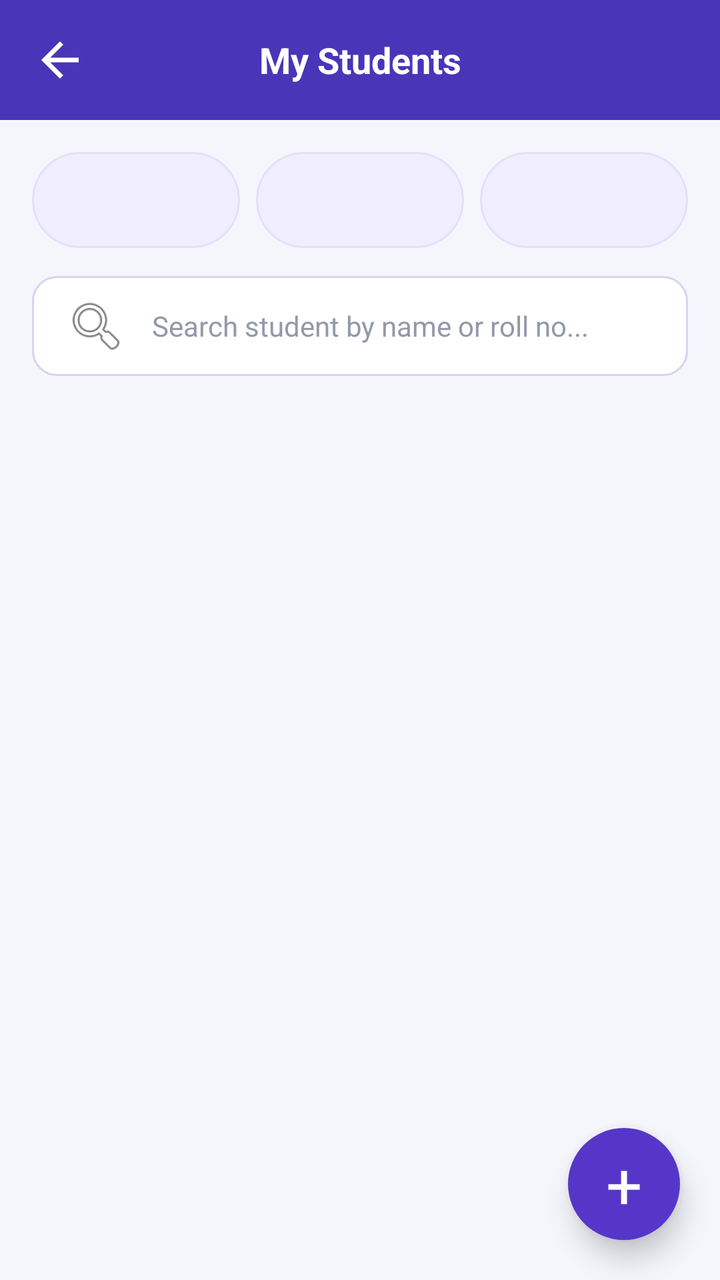
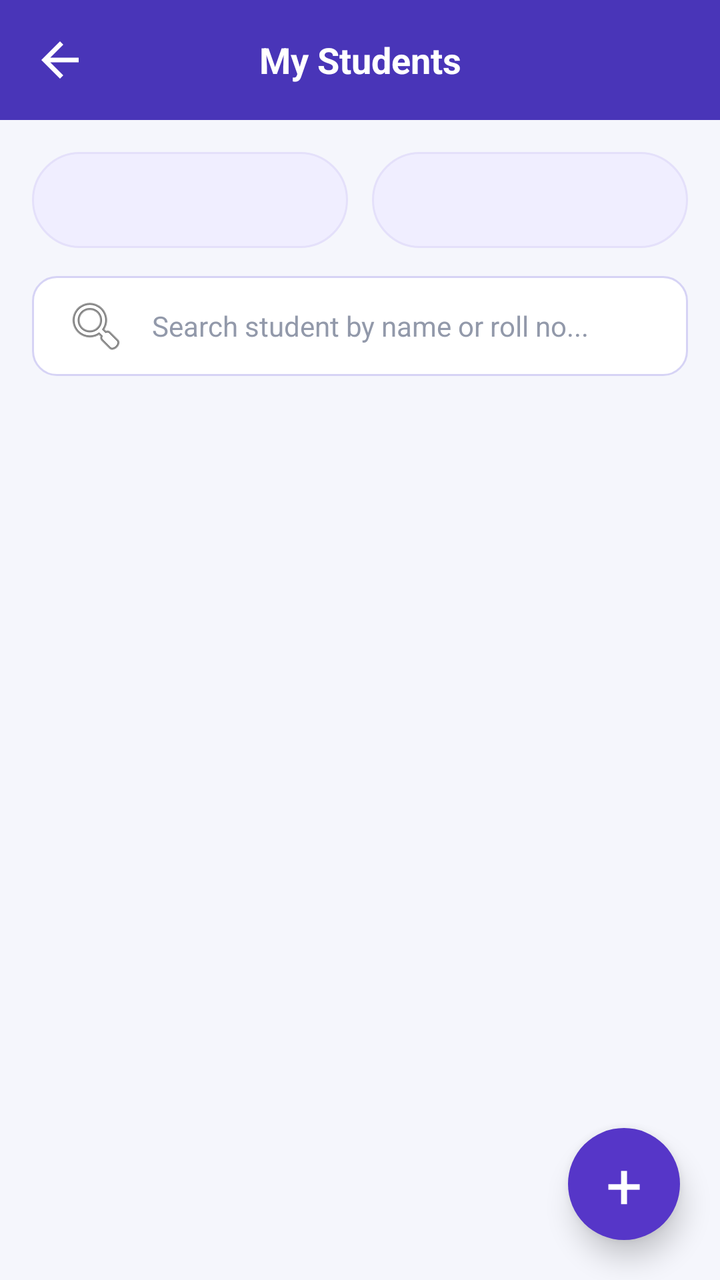

Before-and-after screenshots of an Android layout around one commit, followed by the original layout XML and the change that was made.
<!-- AndroidManifest.xml: application theme Theme.TrackPoint -->
<!-- res/layout/activity_mystudents.xml -->
<?xml version="1.0" encoding="utf-8"?>
<androidx.constraintlayout.widget.ConstraintLayout
    xmlns:android="http://schemas.android.com/apk/res/android"
    xmlns:app="http://schemas.android.com/apk/res-auto"
    android:layout_width="match_parent"
    android:layout_height="match_parent"
    android:background="#4935B8"
    android:fitsSystemWindows="true">

    
    <LinearLayout
        android:id="@+id/header"
        android:layout_width="match_parent"
        android:layout_height="60dp"
        android:orientation="horizontal"
        android:gravity="center_vertical"
        android:paddingStart="16dp"
        android:paddingEnd="16dp"
        android:background="#4935B8"
        app:layout_constraintTop_toTopOf="parent"
        app:layout_constraintStart_toStartOf="parent"
        app:layout_constraintEnd_toEndOf="parent">

        <ImageView
            android:id="@+id/btnBack"
            android:layout_width="28dp"
            android:layout_height="28dp"
            android:src="@drawable/back_symbol"
            android:scaleType="fitCenter"
            app:tint="#FFFFFF"
            android:contentDescription="Back"/>

        <TextView
            android:layout_width="0dp"
            android:layout_height="wrap_content"
            android:layout_weight="1"
            android:text="My Students"
            android:textSize="18sp"
            android:textStyle="bold"
            android:gravity="center"
            android:textColor="#FFFFFF"/>

        <View
            android:layout_width="28dp"
            android:layout_height="28dp"/>

    </LinearLayout>

    
    <ScrollView
        android:layout_width="match_parent"
        android:layout_height="0dp"
        android:fillViewport="true"
        android:clipToPadding="false"
        android:paddingBottom="85dp"
        android:background="#F5F6FC"
        app:layout_constraintTop_toBottomOf="@id/header"
        app:layout_constraintBottom_toBottomOf="parent"
        app:layout_constraintStart_toStartOf="parent"
        app:layout_constraintEnd_toEndOf="parent">

        <LinearLayout
            android:layout_width="match_parent"
            android:layout_height="wrap_content"
            android:orientation="vertical"
            android:padding="16dp">

            
            <LinearLayout
                android:layout_width="match_parent"
                android:layout_height="48dp"
                android:orientation="horizontal"
                android:gravity="center_vertical">

                <Spinner
                    android:id="@+id/spDepartment"
                    android:layout_width="0dp"
                    android:layout_height="match_parent"
                    android:layout_weight="1"
                    android:layout_marginEnd="4dp"
                    android:background="@drawable/filter_box"
                    android:paddingStart="8dp"/>

                <Spinner
                    android:id="@+id/spYear"
                    android:layout_width="0dp"
                    android:layout_height="match_parent"
                    android:layout_weight="1"
                    android:layout_marginStart="4dp"
                    android:layout_marginEnd="4dp"
                    android:background="@drawable/filter_box"
                    android:paddingStart="8dp"/>

                <Spinner
                    android:id="@+id/spSection"
                    android:layout_width="0dp"
                    android:layout_height="match_parent"
                    android:layout_weight="1"
                    android:layout_marginStart="4dp"
                    android:background="@drawable/filter_box"
                    android:paddingStart="8dp"/>

            </LinearLayout>

            
            <EditText
                android:id="@+id/etSearchStudent"
                android:layout_width="match_parent"
                android:layout_height="50dp"
                android:layout_marginTop="14dp"
                android:layout_marginBottom="16dp"
                android:background="@drawable/input_box"
                android:drawableStart="@android:drawable/ic_menu_search"
                android:drawablePadding="12dp"
                android:hint="Search student by name or roll no..."
                android:paddingStart="16dp"
                android:paddingEnd="16dp"
                android:textColor="#18233F"
                android:textColorHint="#9299AA"
                android:textSize="14sp"
                android:singleLine="true"
                android:inputType="text"/>

            
            <LinearLayout
                android:id="@+id/studentList"
                android:layout_width="match_parent"
                android:layout_height="wrap_content"
                android:orientation="vertical"/>

        </LinearLayout>

    </ScrollView>

    
    <TextView
        android:id="@+id/btnAddStudent"
        android:layout_width="56dp"
        android:layout_height="56dp"
        android:layout_margin="20dp"
        android:gravity="center"
        android:text="+"
        android:textColor="#FFFFFF"
        android:textSize="32sp"
        android:elevation="8dp"
        android:background="@drawable/add_button"
        app:layout_constraintBottom_toBottomOf="parent"
        app:layout_constraintEnd_toEndOf="parent"/>

</androidx.constraintlayout.widget.ConstraintLayout>
<!-- resources referenced by this layout -->
<resources>
  <!-- drawable add_button (drawable) -->
  <shape xmlns:android="http://schemas.android.com/apk/res/android">
      <solid android:color="#5636C8"/>
      <corners android:radius="50dp"/>
  </shape>
  <!-- drawable back_symbol (drawable) -->
  <vector xmlns:android="http://schemas.android.com/apk/res/android" android:autoMirrored="true" android:height="24dp" android:tint="#000000" android:viewportHeight="24" android:viewportWidth="24" android:width="24dp">
        
      <path android:fillColor="@android:color/white" android:pathData="M20,11H7.83l5.59,-5.59L12,4l-8,8 8,8 1.41,-1.41L7.83,13H20v-2z"/>
      
  </vector>
  <!-- drawable filter_box (drawable) -->
  <shape xmlns:android="http://schemas.android.com/apk/res/android">
      <solid android:color="#F0EEFF"/>
      <stroke android:width="1dp" android:color="#E4E0FA"/>
      <corners android:radius="25dp"/>
  </shape>
  <!-- drawable input_box (drawable) -->
  <?xml version="1.0" encoding="utf-8"?>
  <shape xmlns:android="http://schemas.android.com/apk/res/android"
      android:shape="rectangle">
  
      <solid android:color="#FFFFFF" />
  
      <stroke
          android:width="1dp"
          android:color="#D6D3F5" />
  
      <corners android:radius="12dp" />
  
      <padding
          android:left="12dp"
          android:right="12dp"
          android:top="4dp"
          android:bottom="4dp" />
  
  </shape>
  <style name="Theme.TrackPoint" parent="Base.Theme.TrackPoint" />
  <style name="Base.Theme.TrackPoint" parent="Theme.Material3.DayNight.NoActionBar">
          
          
      </style>
</resources>

<!-- the commit's change to res/layout/activity_mystudents.xml (unified diff, before → after) -->
@@ -77,7 +77,7 @@
                     android:layout_width="0dp"
                     android:layout_height="match_parent"
                     android:layout_weight="1"
-                    android:layout_marginEnd="4dp"
+                    android:layout_marginEnd="6dp"
                     android:background="@drawable/filter_box"
                     android:paddingStart="8dp"/>
 
@@ -86,17 +86,7 @@
                     android:layout_width="0dp"
                     android:layout_height="match_parent"
                     android:layout_weight="1"
-                    android:layout_marginStart="4dp"
-                    android:layout_marginEnd="4dp"
-                    android:background="@drawable/filter_box"
-                    android:paddingStart="8dp"/>
-
-                <Spinner
-                    android:id="@+id/spSection"
-                    android:layout_width="0dp"
-                    android:layout_height="match_parent"
-                    android:layout_weight="1"
-                    android:layout_marginStart="4dp"
+                    android:layout_marginStart="6dp"
                     android:background="@drawable/filter_box"
                     android:paddingStart="8dp"/>
 
